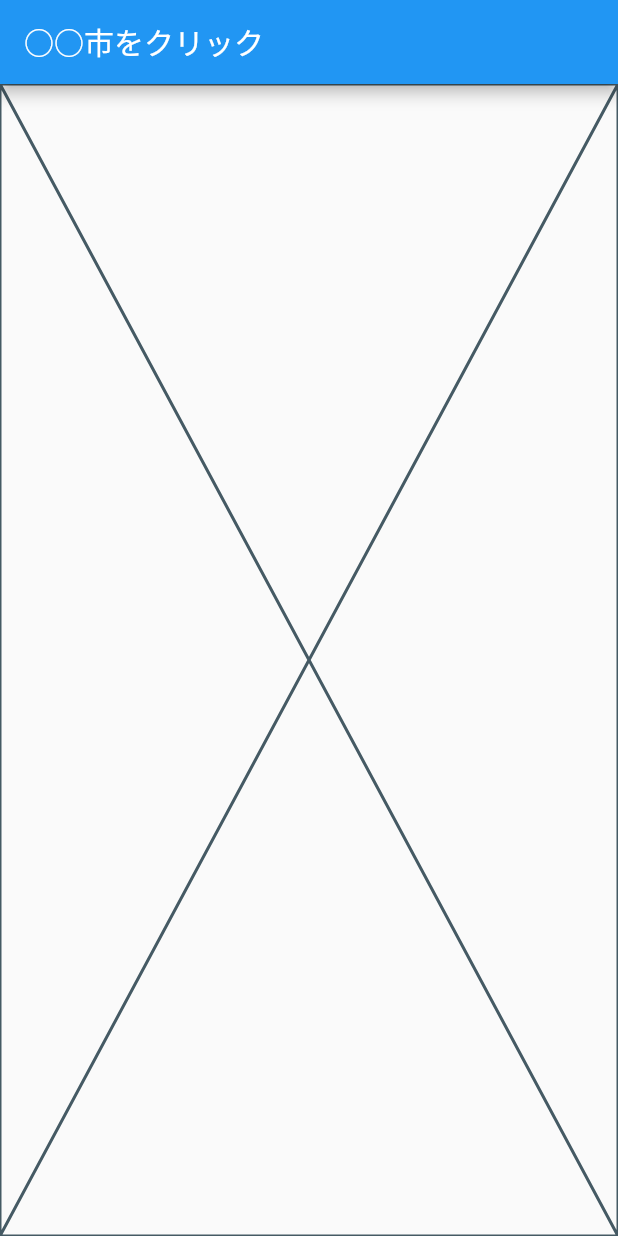
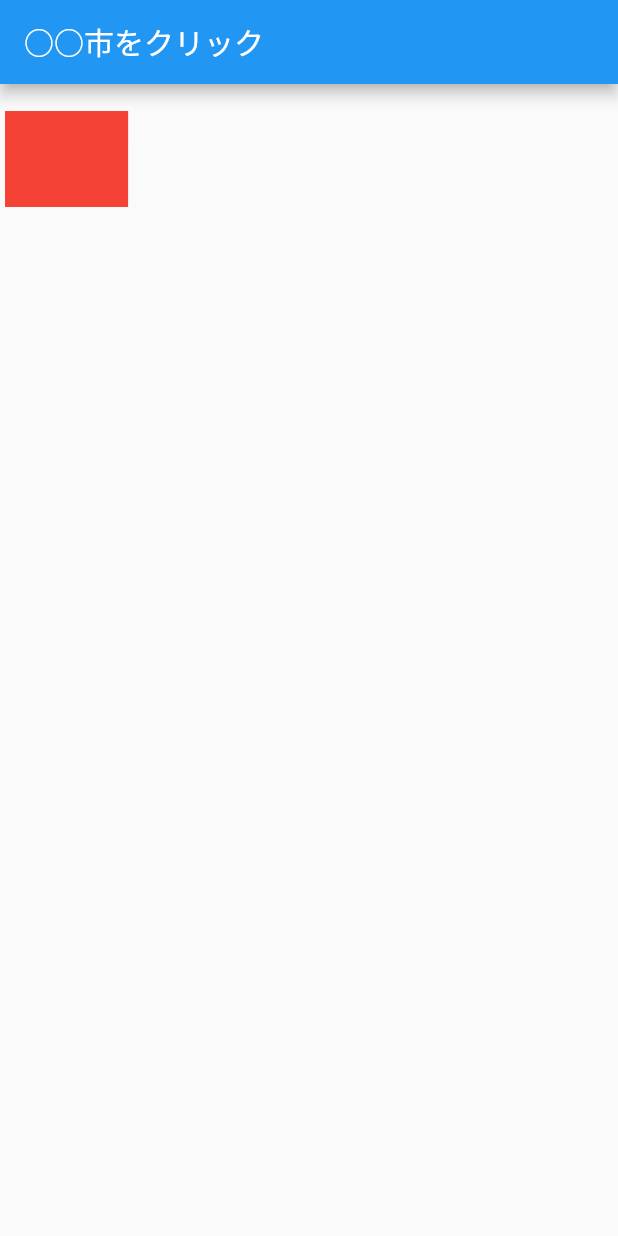
Before and after one commit to rtomooka/guess_the_city, a Flutter app: the screen it shows after launch, on a phone screen of 412 x 824 dp. Run offline on Flutter 3.47's test engine with Material 2 defaults, Android fonts, the phone set to English and light mode, and no system bars; our stand-ins replace flutter_svg.

Commit message:
svgファイルの読み込み処理を追加

```diff
--- a/lib/main.dart
+++ b/lib/main.dart
@@ -1,4 +1,6 @@
 import 'package:flutter/material.dart';
+import 'package:flutter_svg/flutter_svg.dart';
+import 'package:guess_the_city/gen/assets.gen.dart';
 
 void main() {
   runApp(const MyApp());
@@ -35,7 +37,15 @@ class _MyHomePageState extends State<MyHomePage> {
       appBar: AppBar(
         title: const Text("○○市をクリック"),
       ),
-      body: const Placeholder(),
+      body: SvgPicture.asset(
+        Assets.maps.shizuoka19,
+        width: 100,
+        height: 100,
+        colorFilter: ColorFilter.mode(
+          Colors.red,
+          BlendMode.srcIn,
+        ),
+      ),
     );
   }
 }
```
Also changed, not shown: assets/maps/shizuoka19.svg (renamed from assets/shizuoka19.svg), pubspec.lock.
